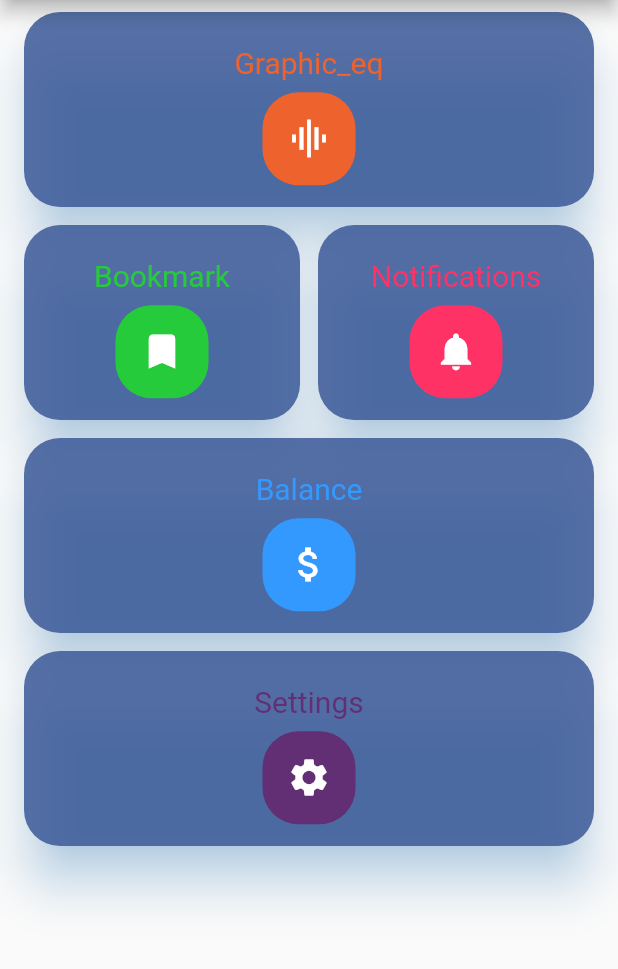
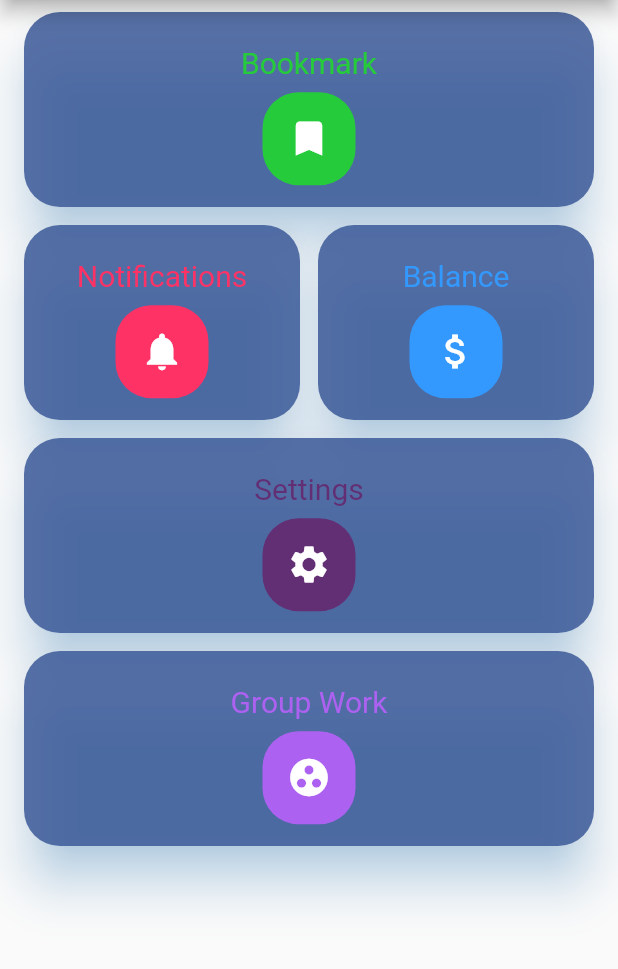
Before and after one commit to mugensan/gold_flutter_stock_app, a Flutter app: the screen it shows after launch, on a phone screen of 412 x 824 dp, the part 84-1053 px from its top. Run offline on Flutter 3.47's test engine with Material 2 defaults, Android fonts, the phone set to English and light mode, and no system bars.

Commit message:
dashboard nav bug soon to be fixed

```diff
--- a/lib/pages/CryptoPage.dart
+++ b/lib/pages/CryptoPage.dart
@@ -10,6 +10,7 @@ class CryptoPage extends StatelessWidget {
   @override
   Widget build(BuildContext context) {
     return Scaffold(
+      appBar: AppBar(),
       body: Stack(children: <Widget>[
         Container(
           padding: EdgeInsets.all(10),
--- a/lib/pages/StocksPage.dart
+++ b/lib/pages/StocksPage.dart
@@ -10,6 +10,7 @@ class StocksPage extends StatelessWidget {
   @override
   Widget build(BuildContext context) {
     return Scaffold(
+      appBar: AppBar(),
       body: Stack(children: <Widget>[
         Container(
           padding: EdgeInsets.all(10),
--- a/lib/pages/dashboard.dart
+++ b/lib/pages/dashboard.dart
@@ -4,7 +4,6 @@ import 'package:flutter_staggered_grid_view/flutter_staggered_grid_view.dart';
 /// THIS IS WHERE I CREATE MY DASHBOARD TILES
 
 class DashboardPage extends StatefulWidget {
-
   DashboardPage();
 
   @override
@@ -69,7 +68,13 @@ class _DashboardPageState extends State<DashboardPage> {
 
   @override
   Widget build(BuildContext context) {
-    // TODO: implement build
+//     TODO: implement build
+//
+//    routes:
+//    <String, WidgetBuilder>{
+//      "/crypto_page": (BuildContext context) => new CryptoPage(),
+//    };
+
     return Scaffold(
 //      appBar: AppBar(
 //        title: Text(
@@ -80,7 +85,6 @@ class _DashboardPageState extends State<DashboardPage> {
 ////        ],
 //      ),
 
-
       ///creating the grid tiles
       body: StaggeredGridView.count(
         crossAxisCount: 2,
@@ -88,14 +92,21 @@ class _DashboardPageState extends State<DashboardPage> {
         mainAxisSpacing: 12.0,
         padding: EdgeInsets.symmetric(horizontal: 16.0, vertical: 8),
 
+
         ///tile definition
         children: <Widget>[
+//          onPressed:(){
+//            myItems(Icons.graphic_eq, "Graphic_eq", 0xffed622d);
+//            Navigator.of(context).pushNamed("/crypto_page");
+//
+//          }
           ///creating a function for each tile
 
+//          myItems(Icons.graphic_eq, "Graphic_eq", 0xffed622d),
+//      onTap: () {
+//        Navigator.of(context).pushNamed("/crypto_page");
+//      },
 
-
-
-          myItems(Icons.graphic_eq, "Graphic_eq", 0xffed622d),
           myItems(Icons.bookmark, "Bookmark", 0xff26cb3c),
           myItems(Icons.notifications, "Notifications", 0xffff3266),
           myItems(Icons.attach_money, "Balance", 0xff3399fe),
@@ -105,6 +116,7 @@ class _DashboardPageState extends State<DashboardPage> {
         ],
 
         staggeredTiles: [
+
           ///graphic_eq tile
           StaggeredTile.extent(2, 130.0),
 
--- a/lib/pages/main.dart
+++ b/lib/pages/main.dart
@@ -76,8 +76,9 @@ class HomePage extends StatelessWidget {
               title: new Text("StockPage"),
               trailing: new Icon(Icons.arrow_forward),
               onTap:() {
+                Navigator.of(context).pop();
                 Navigator.of(context).pushNamed("/stock_page");
-                Navigator.of(context).pop();
+
               },
             ),
             new Divider(),
```
